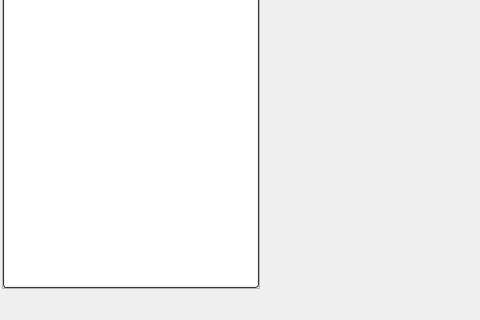
Above: MainWindow.ui from atdyer/adcScriptVis before the change; both pictures show x 0 to 480 and y 403 to 723 of the 1081 by 723 pixel window. Below: the same form after it.
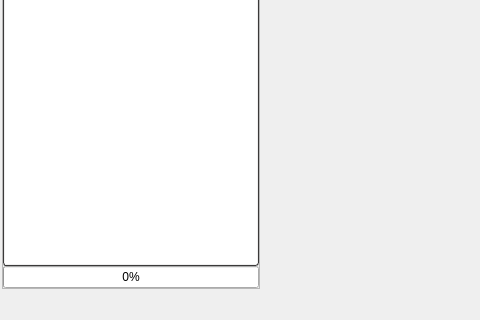
That is the form after the change. Icons and pictures are not drawn. Custom widgets are drawn as their Qt base class.

The edit to the form file:
```diff
--- a/MainWindow.ui
+++ b/MainWindow.ui
@@ -148,6 +148,16 @@
           </property>
          </widget>
         </item>
+        <item>
+         <widget class="QProgressBar" name="progressBar">
+          <property name="enabled">
+           <bool>true</bool>
+          </property>
+          <property name="value">
+           <number>0</number>
+          </property>
+         </widget>
+        </item>
        </layout>
       </widget>
       <widget class="OpenGLWidget" name="glPanel" native="true">
```
